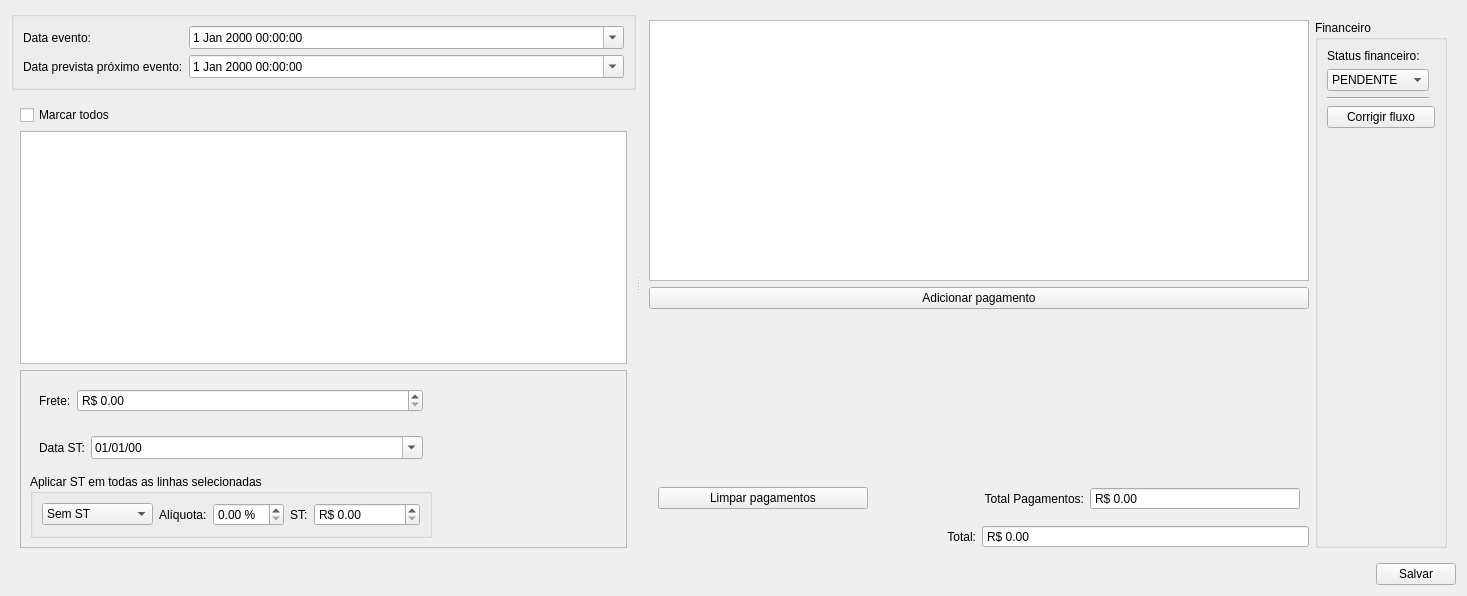
First picture: the form in ui/inputdialogfinanceiro.ui, repository darktorres/ERP-STACCATO, before the edit.
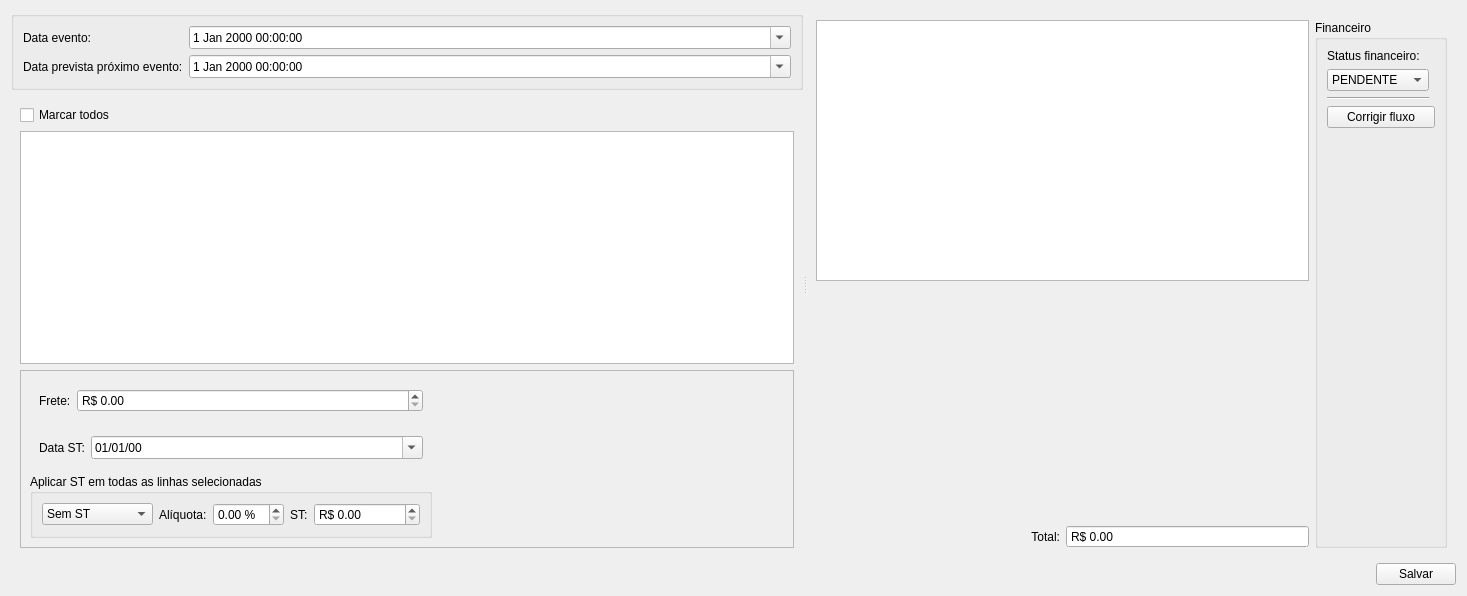
Second picture: the form after the edit. Custom widgets are drawn as their Qt base class.

```diff
--- a/ui/inputdialogfinanceiro.ui
+++ b/ui/inputdialogfinanceiro.ui
@@ -352,84 +352,7 @@
        </item>
        <item row="1" column="0">
         <layout class="QGridLayout" name="gridLayout_8">
-         <item row="1" column="0" colspan="2">
-          <widget class="WidgetPagamentos" name="widgetPgts" native="true">
-           <property name="sizePolicy">
-            <sizepolicy hsizetype="Expanding" vsizetype="Expanding">
-             <horstretch>0</horstretch>
-             <verstretch>0</verstretch>
-            </sizepolicy>
-           </property>
-          </widget>
-         </item>
-         <item row="0" column="0" colspan="2">
-          <widget class="QPushButton" name="pushButtonAdicionarPagamento">
-           <property name="minimumSize">
-            <size>
-             <width>650</width>
-             <height>0</height>
-            </size>
-           </property>
-           <property name="text">
-            <string>Adicionar pagamento</string>
-           </property>
-           <property name="autoDefault">
-            <bool>false</bool>
-           </property>
-          </widget>
-         </item>
-         <item row="2" column="0" colspan="2">
-          <widget class="QFrame" name="framePgtTotal">
-           <layout class="QHBoxLayout" name="horizontalLayout_3">
-            <item>
-             <widget class="QPushButton" name="pushButtonLimparPag">
-              <property name="text">
-               <string>Limpar pagamentos</string>
-              </property>
-              <property name="autoDefault">
-               <bool>false</bool>
-              </property>
-             </widget>
-            </item>
-            <item>
-             <widget class="QLabel" name="labelRestante">
-              <property name="sizePolicy">
-               <sizepolicy hsizetype="Preferred" vsizetype="Preferred">
-                <horstretch>0</horstretch>
-                <verstretch>0</verstretch>
-               </sizepolicy>
-              </property>
-              <property name="text">
-               <string>Total Pagamentos:</string>
-              </property>
-              <property name="alignment">
-               <set>Qt::AlignRight|Qt::AlignTrailing|Qt::AlignVCenter</set>
-              </property>
-             </widget>
-            </item>
-            <item>
-             <widget class="QDoubleSpinBox" name="doubleSpinBoxTotalPag">
-              <property name="readOnly">
-               <bool>true</bool>
-              </property>
-              <property name="buttonSymbols">
-               <enum>QAbstractSpinBox::NoButtons</enum>
-              </property>
-              <property name="showGroupSeparator" stdset="0">
-               <bool>true</bool>
-              </property>
-              <property name="prefix">
-               <string>R$ </string>
-              </property>
-              <property name="maximum">
-               <double>999999.989999999990687</double>
-              </property>
-             </widget>
-            </item>
-           </layout>
-          </widget>
-         </item>
-         <item row="3" column="0">
+         <item row="1" column="0">
           <widget class="QLabel" name="labelRestante_2">
            <property name="sizePolicy">
             <sizepolicy hsizetype="Preferred" vsizetype="Preferred">
@@ -445,7 +368,7 @@
            </property>
           </widget>
          </item>
-         <item row="3" column="1">
+         <item row="1" column="1">
           <widget class="QDoubleSpinBox" name="doubleSpinBoxTotal">
            <property name="readOnly">
             <bool>true</bool>
@@ -464,6 +387,16 @@
            </property>
           </widget>
          </item>
+         <item row="0" column="0" colspan="2">
+          <widget class="WidgetPagamentos" name="widgetPgts" native="true">
+           <property name="sizePolicy">
+            <sizepolicy hsizetype="Expanding" vsizetype="Expanding">
+             <horstretch>0</horstretch>
+             <verstretch>0</verstretch>
+            </sizepolicy>
+           </property>
+          </widget>
+         </item>
         </layout>
        </item>
        <item row="0" column="1" rowspan="2">
```
